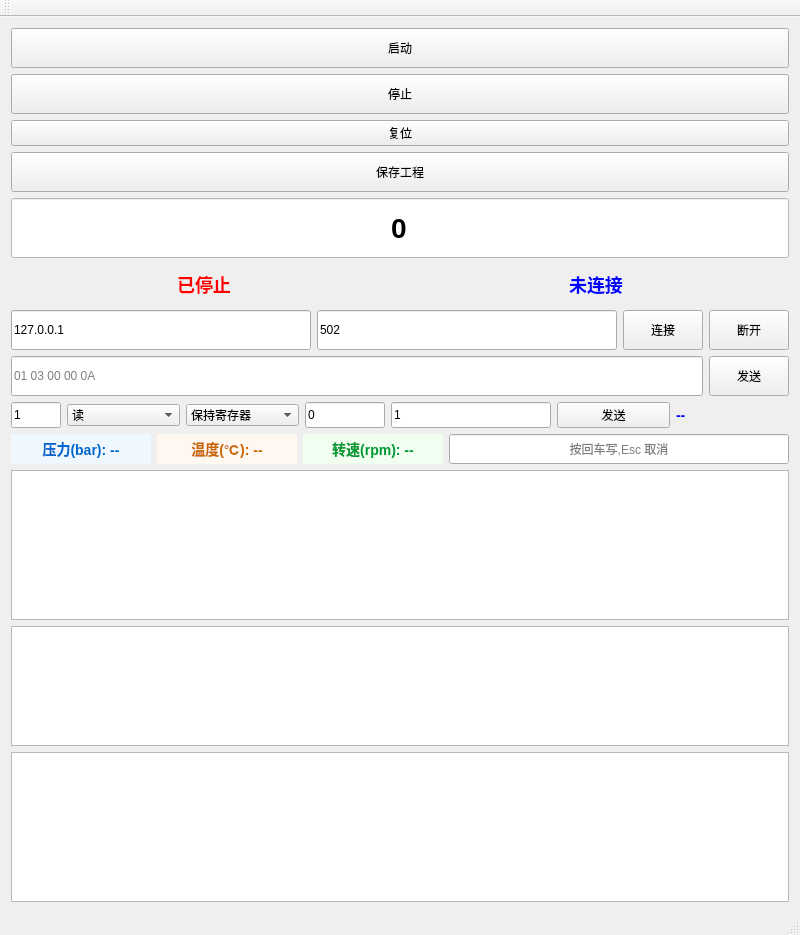
Before: the Qt Designer form hmi.ui in WQian886/HMI, drawn with Qt 5.
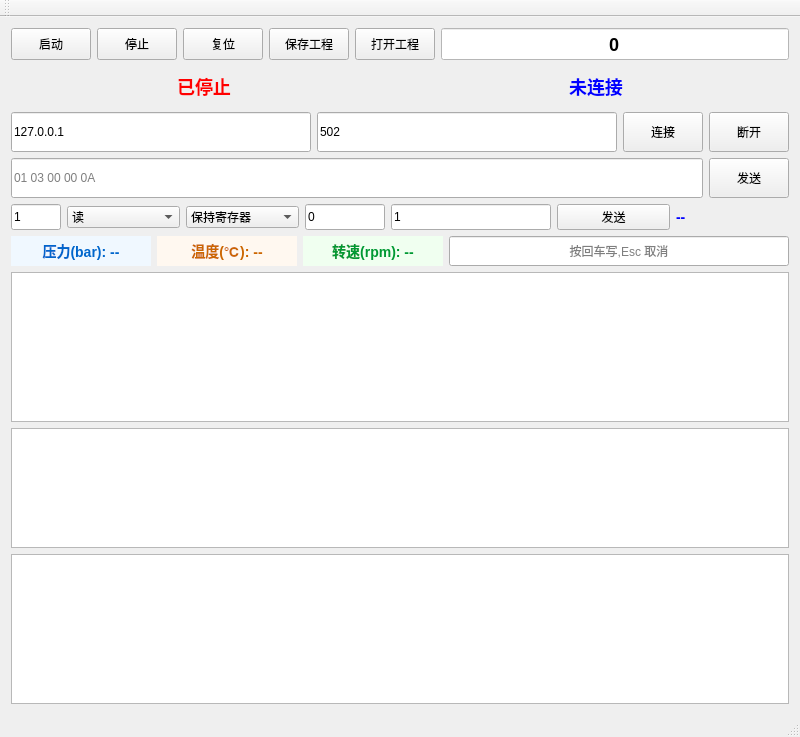
After: the same form once the commit is applied.

Commit message:
阶段 6.4: 加载工程(openButton + onOpenClicked) + 启动默认读 default.json
- hmi.ui: 加 openButton(text=打开工程,与 saveButton 对称)
- hmi.cpp: connect openButton -> onOpenClicked,实现 QFileDialog + loadFromFile
- hmi.cpp: 启动默认读 default.json(3 路径 fallback)
- Binding.cpp/h: 阶段 6.4 相关更新
- Project.cpp: 加载流程(loadFromFile 收尾)
- README.md: 6.4 阶段说明
- default.json: 阶段 6.4 默认工程配置(schema 1.0, 3 变量 + 2 报警 + 2 联动)
- 2026-08-09_HMI调度机制Day1-signal-slot与100ms-tick.md: 调度机制学习笔记(6 层 + 5 流程 + 消化口诀)

What changed in the file:
```diff
--- a/hmi.ui
+++ b/hmi.ui
@@ -16,9 +16,12 @@
   <widget class="QWidget" name="centralWidget">
    <layout class="QVBoxLayout" name="centralLayout">
     <item>
+     <!-- ★ 阶段 6.4 加强(2026-08-08):5 按钮 + 计时 6 个元素横排,80x32 紧凑布局(替代原 5 行竖排) -->
+     <layout class="QHBoxLayout" name="buttonRowLayout">
+      <item>
      <widget class="QPushButton" name="startButton">
       <property name="minimumSize">
-       <size><width>120</width><height>40</height></size>
+         <size><width>80</width><height>32</height></size>
       </property>
       <property name="text"><string>启动</string></property>
      </widget>
@@ -26,7 +29,7 @@
     <item>
      <widget class="QPushButton" name="stopButton">
       <property name="minimumSize">
-       <size><width>120</width><height>40</height></size>
+         <size><width>80</width><height>32</height></size>
       </property>
       <property name="text"><string>停止</string></property>
      </widget>
@@ -34,21 +37,33 @@
     <item>
      <widget class="QPushButton" name="resetButton">
       <property name="enabled"><bool>true</bool></property>
+        <property name="minimumSize">
+         <size><width>80</width><height>32</height></size>
+        </property>
       <property name="text"><string>复位</string></property>
      </widget>
     </item>
     <item>
      <widget class="QPushButton" name="saveButton">
       <property name="minimumSize">
-       <size><width>120</width><height>40</height></size>
+         <size><width>80</width><height>32</height></size>
       </property>
       <property name="text"><string>保存工程</string></property>
      </widget>
     </item>
+      <item>
+       <!-- ★ 阶段 6.4:UI 打开工程按钮(跟 saveButton 对称) -->
+       <widget class="QPushButton" name="openButton">
+        <property name="minimumSize">
+         <size><width>80</width><height>32</height></size>
+        </property>
+        <property name="text"><string>打开工程</string></property>
+       </widget>
+      </item>
     <item>
      <widget class="QLineEdit" name="numberLineEdit">
       <property name="minimumSize">
-       <size><width>200</width><height>60</height></size>
+         <size><width>80</width><height>32</height></size>
       </property>
       <property name="readOnly"><bool>true</bool></property>
       <property name="text"><string>0</string></property>
@@ -56,9 +71,11 @@
        <set>Qt::AlignmentFlag::AlignCenter</set>
       </property>
       <property name="styleSheet">
-       <string>font-size: 28px; font-weight: bold; color: black; background-color: white;</string>
-      </property>
-     </widget>
+         <string>font-size: 18px; font-weight: bold; color: black; background-color: white;</string>
+        </property>
+       </widget>
+      </item>
+     </layout>
     </item>
     <item>
      <layout class="QHBoxLayout" name="stateConnLayout">
```
Left out of the diff: 2 changed lines with no effect on the pictures. Lines whose indentation alone changed are shown as unchanged. The commit also changes 8 other files.
